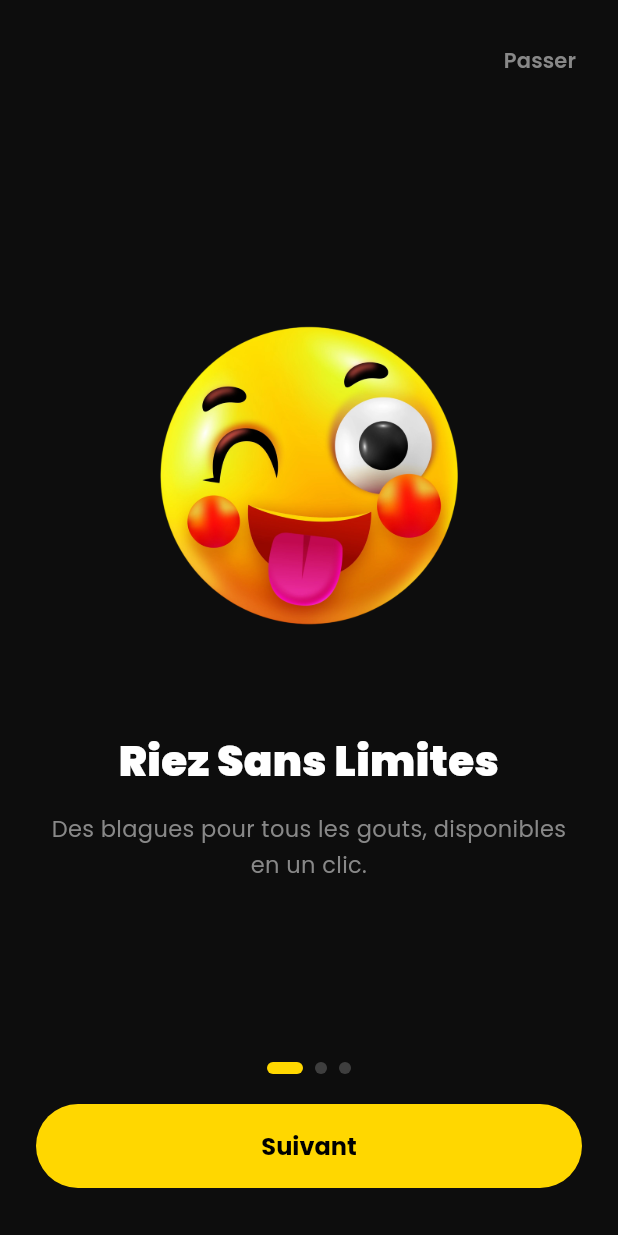
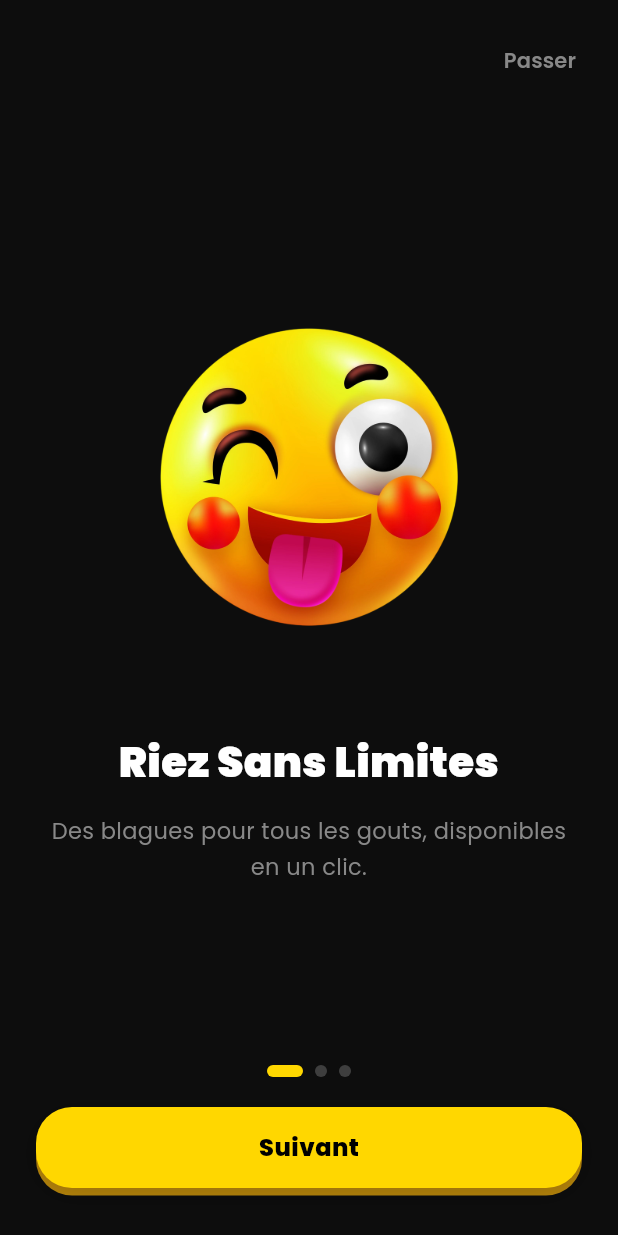
Before and after one commit to Happyazondekon/KoMiKo, a Flutter app: the screen it shows after launch, on a phone screen of 412 x 824 dp. Run offline on Flutter 3.47's test engine with Material 3 defaults, Android fonts, the phone set to English and light mode, and no system bars; our stand-ins replace cloud_firestore, firebase_auth, firebase_core, firebase_remote_config, flutter_local_notifications, google_fonts and 9 more; accounts and stored records are empty.

```diff
--- a/lib/screens/onboarding_screen.dart
+++ b/lib/screens/onboarding_screen.dart
@@ -3,6 +3,7 @@ import 'package:google_fonts/google_fonts.dart';
 import 'package:komiko/generated/gen_l10n/app_localizations.dart';
 import 'package:komiko/theme/app_colors.dart';
 import 'package:komiko/services/notification_service.dart';
+import 'package:komiko/widgets/bubble_button.dart';
 import 'package:shared_preferences/shared_preferences.dart';
 
 class OnboardingScreen extends StatefulWidget {
@@ -104,8 +105,8 @@ class _OnboardingScreenState extends State<OnboardingScreen> {
             // Action button
             Padding(
               padding: const EdgeInsets.fromLTRB(24, 8, 24, 32),
-              child: ElevatedButton(
-                onPressed: () {
+              child: BubbleButton(
+                onTap: () {
                   if (isLast) {
                     _finish();
                   } else {
@@ -115,13 +116,8 @@ class _OnboardingScreenState extends State<OnboardingScreen> {
                     );
                   }
                 },
-                style: ElevatedButton.styleFrom(
-                  minimumSize: const Size(double.infinity, 54),
-                ),
-                child: Text(
-                  isLast ? l10n.getStarted : l10n.next,
-                  style: GoogleFonts.poppins(fontWeight: FontWeight.w700, fontSize: 16),
-                ),
+                fullWidth: true,
+                label: isLast ? l10n.getStarted : l10n.next,
               ),
             ),
           ],
--- /dev/null
+++ b/lib/theme/bubble_theme.dart
@@ -0,0 +1,77 @@
+import 'package:flutter/material.dart';
+import 'app_colors.dart';
+
+class BubbleTheme {
+  BubbleTheme._();
+
+  static const double radiusSmall  = 12.0;
+  static const double radiusMedium = 16.0;
+  static const double radiusLarge  = 24.0;
+  static const double radiusPill   = 999.0;
+
+  static Color get primaryShadow => const Color(0xFFB8860B); // Darker gold
+  static Color get pinkShadow    => const Color(0xFFD81B60); // Darker pink
+  static Color get blueShadow    => const Color(0xFF3F51B5); // Darker blue
+  static Color get errorShadow   => const Color(0xFFA63030); // Darker red
+  static const Color disabledShadow = Color(0xFFAAAAAA);
+
+  static List<BoxShadow> shadowsFor({
+    required Color shadowColor,
+    double solidOffset = 5.0,
+  }) {
+    return [
+      BoxShadow(
+        color: shadowColor,
+        blurRadius: 0,
+        offset: Offset(0, solidOffset),
+      ),
+      BoxShadow(
+        color: Colors.black.withValues(alpha: 0.18),
+        blurRadius: 16,
+        offset: const Offset(0, 4),
+      ),
+    ];
+  }
+
+  static List<BoxShadow> disabledShadows() {
+    return [
+      const BoxShadow(
+        color: Color(0x22000000),
+        blurRadius: 4,
+        offset: Offset(0, 1),
+      ),
+    ];
+  }
+}
+
+enum BubbleVariant { primary, pink, blue, danger, secondary }
+
+extension BubbleVariantColors on BubbleVariant {
+  Color get color {
+    switch (this) {
+      case BubbleVariant.primary:   return AppColors.primary;
+      case BubbleVariant.pink:      return AppColors.pink;
+      case BubbleVariant.blue:      return AppColors.blue;
+      case BubbleVariant.danger:    return AppColors.error;
+      case BubbleVariant.secondary: return const Color(0xFFEFEFEF);
+    }
+  }
+
+  Color get shadowColor {
+    switch (this) {
+      case BubbleVariant.primary:   return BubbleTheme.primaryShadow;
+      case BubbleVariant.pink:      return BubbleTheme.pinkShadow;
+      case BubbleVariant.blue:      return BubbleTheme.blueShadow;
+      case BubbleVariant.danger:    return BubbleTheme.errorShadow;
+      case BubbleVariant.secondary: return const Color(0xFFCCCCCC);
+    }
+  }
+
+  Color get foreground {
+    switch (this) {
+      case BubbleVariant.primary:   return Colors.black;
+      case BubbleVariant.secondary: return Colors.black87;
+      default:                      return Colors.white;
+    }
+  }
+}
--- /dev/null
+++ b/lib/widgets/bubble_button.dart
@@ -0,0 +1,175 @@
+import 'package:flutter/material.dart';
+import 'package:google_fonts/google_fonts.dart';
+import 'package:komiko/theme/bubble_theme.dart';
+
+export 'package:komiko/theme/bubble_theme.dart' show BubbleVariant;
+
+enum BubbleSize { small, medium, large }
+
+class BubbleButton extends StatefulWidget {
+  final String? label;
+  final Widget? child;
+  final VoidCallback? onTap;
+  final BubbleVariant variant;
+  final bool fullWidth;
+  final BubbleSize size;
+  final bool isLoading;
+
+  const BubbleButton({
+    super.key,
+    this.label,
+    this.child,
+    this.onTap,
+    this.variant = BubbleVariant.primary,
+    this.fullWidth = false,
+    this.size = BubbleSize.medium,
+    this.isLoading = false,
+  }) : assert(label != null || child != null,
+            'BubbleButton requires either label or child');
+
+  @override
+  State<BubbleButton> createState() => _BubbleButtonState();
+}
+
+class _BubbleButtonState extends State<BubbleButton>
+    with SingleTickerProviderStateMixin {
+  late final AnimationController _controller;
+  late final Animation<double> _pressAnim;
+
+  static const double _solidOffset = 5.0;
+
+  @override
+  void initState() {
+    super.initState();
+    _controller = AnimationController(
+      vsync: this,
+      duration: const Duration(milliseconds: 90),
+    );
+    _pressAnim = CurvedAnimation(parent: _controller, curve: Curves.easeOut);
+  }
+
+  @override
+  void dispose() {
+    _controller.dispose();
+    super.dispose();
+  }
+
+  bool get _isDisabled => widget.onTap == null || widget.isLoading;
+
+  void _onTapDown(TapDownDetails _) {
+    if (_isDisabled) return;
+    _controller.forward();
+  }
+
+  void _onTapUp(TapUpDetails _) {
+    if (_isDisabled) return;
+    _controller.reverse();
+    widget.onTap?.call();
+  }
+
+  void _onTapCancel() {
+    _controller.reverse();
+  }
+
+  double get _height {
+    switch (widget.size) {
+      case BubbleSize.small:  return 40.0;
+      case BubbleSize.medium: return 54.0;
+      case BubbleSize.large:  return 64.0;
+    }
+  }
+
+  double get _horizontalPadding {
+    switch (widget.size) {
+      case BubbleSize.small:  return 16.0;
+      case BubbleSize.medium: return 28.0;
+      case BubbleSize.large:  return 36.0;
+    }
+  }
+
+  double get _fontSize {
+    switch (widget.size) {
+      case BubbleSize.small:  return 14.0;
+      case BubbleSize.medium: return 16.0;
+      case BubbleSize.large:  return 18.0;
+    }
+  }
+
+  double get _radius {
+    switch (widget.size) {
+      case BubbleSize.small:  return BubbleTheme.radiusMedium;
+      case BubbleSize.medium: return BubbleTheme.radiusLarge;
+      case BubbleSize.large:  return BubbleTheme.radiusPill;
+    }
+  }
+
+  @override
+  Widget build(BuildContext context) {
+    final variant = widget.variant;
+
+    return AnimatedBuilder(
+      animation: _pressAnim,
+      builder: (context, _) {
+        final currentOffset = _isDisabled
+            ? 1.0
+            : _solidOffset * (1.0 - _pressAnim.value);
+        final translateY = _isDisabled
+            ? 0.0
+            : _solidOffset * _pressAnim.value;
+
+        final shadows = _isDisabled
+            ? BubbleTheme.disabledShadows()
+            : BubbleTheme.shadowsFor(
+                shadowColor: variant.shadowColor,
+                solidOffset: currentOffset,
+              );
+
+        final bgColor = _isDisabled ? const Color(0xFFCCCCCC) : variant.color;
+
+        return GestureDetector(
+          onTapDown: _onTapDown,
+          onTapUp: _onTapUp,
+          onTapCancel: _onTapCancel,
+          child: Transform.translate(
+            offset: Offset(0, translateY),
+            child: Container(
+              width: widget.fullWidth ? double.infinity : null,
+              height: _height,
+              decoration: BoxDecoration(
+                color: bgColor,
+                borderRadius: BorderRadius.circular(_radius),
+                boxShadow: shadows,
+              ),
+              child: Padding(
+                padding: EdgeInsets.symmetric(horizontal: _horizontalPadding),
+                child: Center(
+                  child: widget.isLoading
+                      ? SizedBox(
+                          width: 22,
+                          height: 22,
+                          child: CircularProgressIndicator(
+                            strokeWidth: 3,
+                            valueColor: AlwaysStoppedAnimation<Color>(
+                              variant.foreground,
+                            ),
+                          ),
+                        )
+                      : widget.child ??
+                          Text(
+                            widget.label!,
+                            style: GoogleFonts.poppins(
+                              fontSize: _fontSize,
+                              fontWeight: FontWeight.w800,
+                              color: variant.foreground,
+                              letterSpacing: 0.3,
+                            ),
+                          ),
+                ),
+              ),
+            ),
+          ),
+        );
+      },
+    );
+  }
+}
--- a/pubspec.yaml
+++ b/pubspec.yaml
@@ -50,5 +50,6 @@ flutter:
     - assets/images/
     - assets/icons/
     - assets/illustrations/
+    - assets/illustrations/google_logo.webp
     - assets/jokes_import.json
     - assets/Compilations de blagues_Projet Komiko.docx
```
Also changed, not shown: lib/auth/screens/forgot_password_screen.dart (+10 -8 lines), lib/auth/screens/login_screen.dart (+33 -34 lines), lib/auth/screens/register_screen.dart (+6 -13 lines), lib/screens/edit_profile_screen.dart (+7 -4 lines), lib/screens/home_screen.dart (+20 -6 lines), lib/screens/joke_detail_screen.dart (+22 -14 lines), lib/screens/propose_joke_screen.dart (+6 -7 lines), lib/screens/settings_screen.dart (+17 -12 lines), lib/screens/update_required_screen.dart (+6 -20 lines), lib/screens/user_profile_screen.dart (+8 -15 lines), assets/illustrations/google_logo.webp (added).
